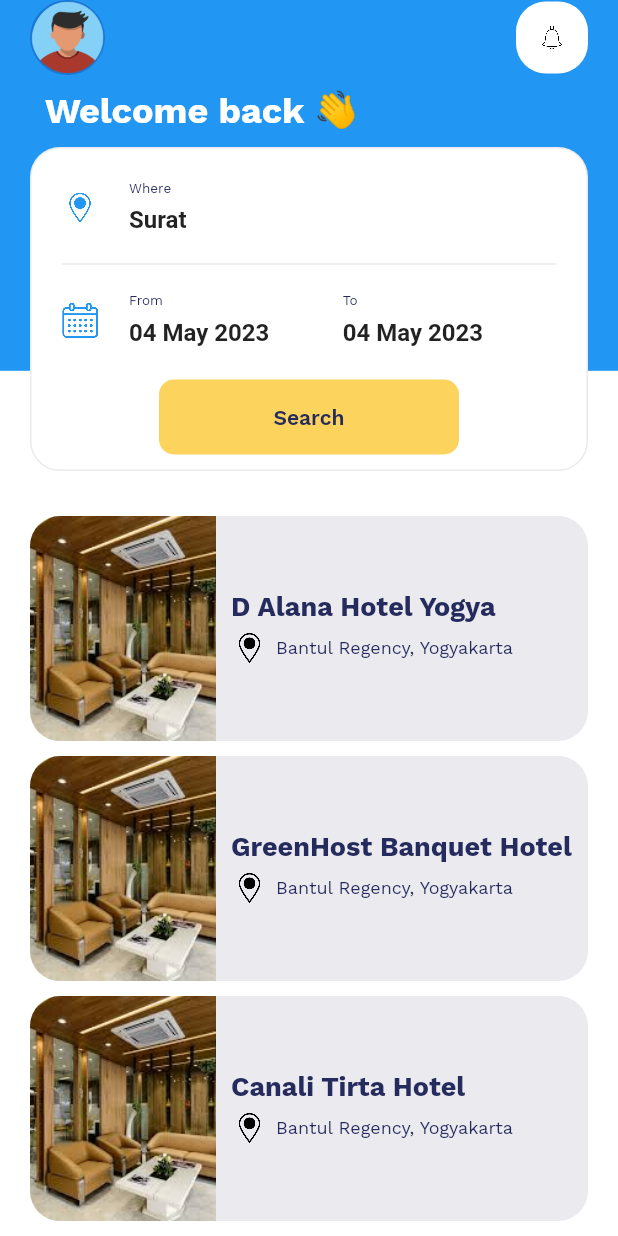
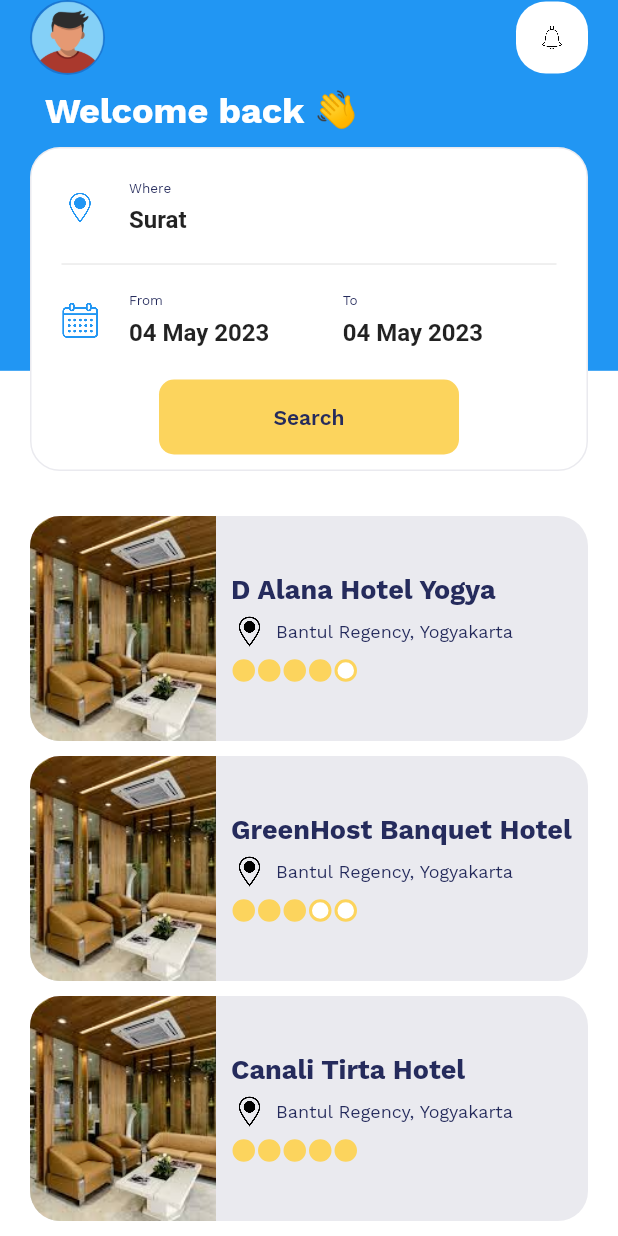
Before and after one commit to Snehal-Singh174/hotel-booking-app, a Flutter app: the screen it shows after launch, on a phone screen of 412 x 824 dp. Run offline on Flutter 3.47's test engine with Material 2 defaults, Android fonts, the phone set to English and light mode, and no system bars; our stand-ins replace flutter_riverpod, google_maps_flutter, riverpod_annotation; missing offline and left inert: flutter_config; generated files the repository leaves out were written again.

```diff
--- a/lib/models/hotel_model.dart
+++ b/lib/models/hotel_model.dart
@@ -38,7 +38,7 @@ class HotelModel {
         imagePaths: ['assets/image/gallery1.png', 'assets/image/gallery1.png', 'assets/image/gallery1.png'],
         price: 123,
         coordinate: LatLng(-7.81478719, 110.3692165),
-        ratingScore: 10
+        ratingScore: 4
     ),
     HotelModel(
         id: '2',
@@ -50,7 +50,7 @@ class HotelModel {
         imagePaths: ['assets/image/gallery1.png', 'assets/image/gallery1.png', 'assets/image/gallery1.png'],
         price: 123,
         coordinate: LatLng(-7.81478719, 110.3692165),
-        ratingScore: 10
+        ratingScore: 3
     ),
     HotelModel(
         id: '3',
--- a/lib/screens/home_screen.dart
+++ b/lib/screens/home_screen.dart
@@ -214,9 +214,17 @@ class HotelCard extends StatelessWidget {
                     Row(
                       children: [
                         Assets.icon.location.image(scale: 8),
-                        const SizedBox(width: 5,),
+                        const SizedBox(
+                          width: 5,
+                        ),
                         AppText.small(hotel.location)
                       ],
+                    ),
+                    const SizedBox(
+                      height: 5,
+                    ),
+                    CustomRating(
+                      ratingScore: hotel.ratingScore,
                     ),
                   ],
                 ),
@@ -226,3 +234,39 @@ class HotelCard extends StatelessWidget {
     );
   }
 }
+
+class CustomRating extends StatelessWidget {
+  final double ratingScore;
+  final int totalReviews;
+  final bool showReviews;
+
+  const CustomRating(
+      {required this.ratingScore,
+      this.totalReviews = 0,
+      this.showReviews = false,
+      Key? key})
+      : super(key: key);
+
+  @override
+  Widget build(BuildContext context) {
+    const size = 15.0;
+    return Row(
+      children: [
+        for (int i = 1; i <= 5; i++)
+          Container(
+            margin: const EdgeInsets.all(1.0),
+            height: size,
+            width: size,
+            decoration: BoxDecoration(
+              color: i <= ratingScore ? ColorName.yellow : Colors.white,
+              shape: BoxShape.circle,
+              border: Border.all(
+                color: ColorName.yellow,
+                width: 2,
+              ),
+            ),
+          ),
+      ],
+    );
+  }
+}
```
